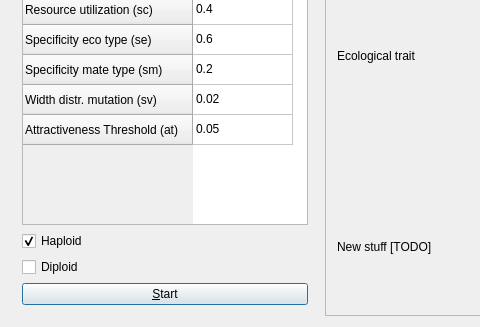
The window that kewe_qtdialog.ui (richelbilderbeek/pbdmms) describes before a commit, drawn with Qt 5; both pictures show x 0 to 480 and y 256 to 583 of the 669 by 583 pixel window.
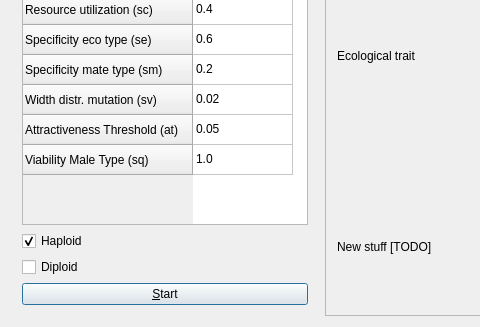
The same window after the commit. Custom widgets are drawn as their Qt base class.

Commit message: Added at and sq to gui

What changed in the file:
```diff
--- a/kewe_qtdialog.ui
+++ b/kewe_qtdialog.ui
@@ -88,6 +88,11 @@
           <string>Attractiveness Threshold (at)</string>
          </property>
         </row>
+        <row>
+         <property name="text">
+          <string>Viability Male Type (sq)</string>
+         </property>
+        </row>
         <column>
          <property name="text">
           <string>Value</string>
@@ -153,6 +158,11 @@
           <string>0.05</string>
          </property>
         </item>
+        <item row="12" column="0">
+         <property name="text">
+          <string>1.0</string>
+         </property>
+        </item>
        </widget>
       </item>
       <item>
```
The commit also changes 1 other file.
